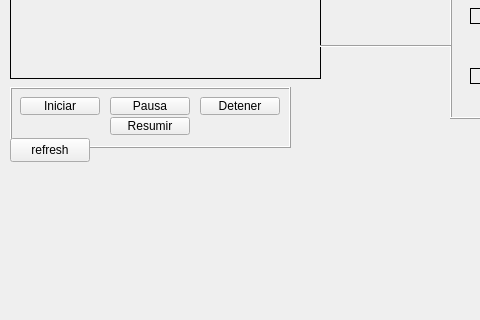
Qt form EstructurasDeDatos(cpp)/MonsterFactoryProject2024130345/mainwindow.ui (Ale083/ProyectosTEC) before a commit; both pictures show x 0 to 480 and y 362 to 682 of the 1305 by 868 pixel window.
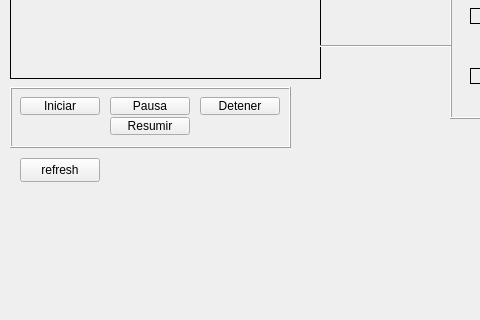
The same form after that commit.

The edit to the form file:
```diff
--- a/EstructurasDeDatos(cpp)/MonsterFactoryProject2024130345/mainwindow.ui
+++ b/EstructurasDeDatos(cpp)/MonsterFactoryProject2024130345/mainwindow.ui
@@ -1235,8 +1235,8 @@
    <widget class="QPushButton" name="btnRefresh">
     <property name="geometry">
      <rect>
-      <x>10</x>
-      <y>500</y>
+      <x>20</x>
+      <y>520</y>
       <width>80</width>
       <height>24</height>
      </rect>
```
